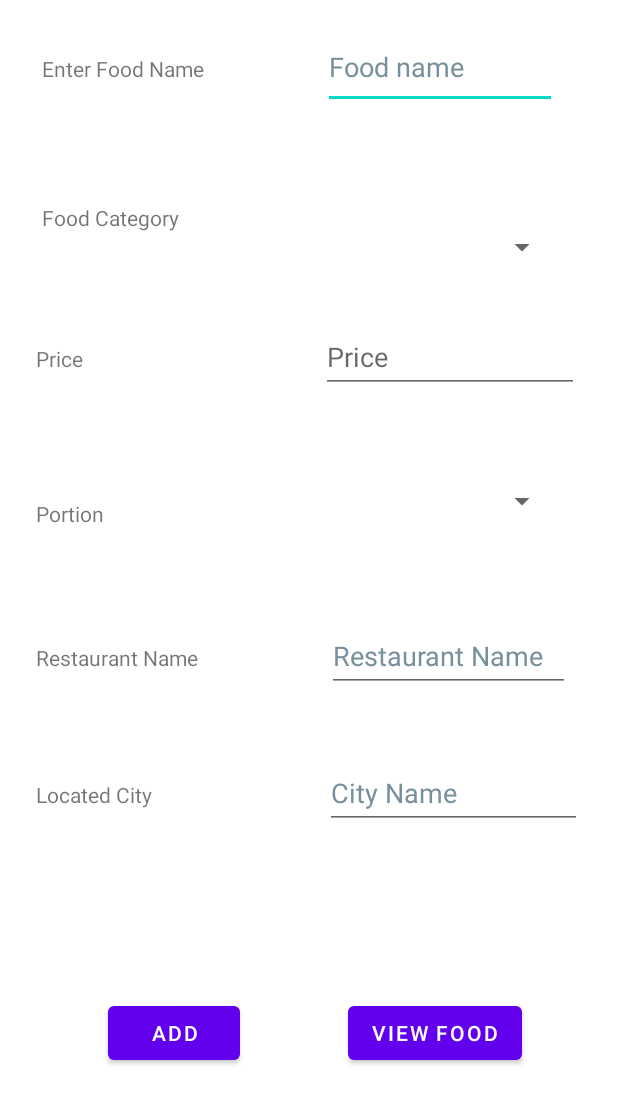
After one commit to it20649708/HappyTours, an Android app: the layout foodorder.xml on its own in the app's theme, with its tools: preview values and no code run, on a phone screen of 412 x 824 dp. The commit adds this screen. Shown: the top 1104 px of the screen. Run offline under Robolectric (Android 15) with nearby library versions, the light colour scheme and no system bars.

Commit message:
IT20301736

```diff
--- /dev/null
+++ b/app/src/main/res/layout/foodorder.xml
@@ -0,0 +1,166 @@
+<?xml version="1.0" encoding="utf-8"?>
+<androidx.constraintlayout.widget.ConstraintLayout xmlns:android="http://schemas.android.com/apk/res/android"
+    xmlns:app="http://schemas.android.com/apk/res-auto"
+    xmlns:tools="http://schemas.android.com/tools"
+    android:id="@+id/MainActivity"
+    android:layout_width="match_parent"
+    android:layout_height="match_parent"
+    tools:context=".foodAdd">
+
+    <TextView
+        android:id="@+id/txtFoodname"
+        android:layout_width="160dp"
+        android:layout_height="43dp"
+        android:layout_marginStart="28dp"
+        android:layout_marginTop="36dp"
+        android:text="@string/tvFoodname"
+        app:layout_constraintStart_toStartOf="parent"
+        app:layout_constraintTop_toTopOf="parent" />
+
+    <EditText
+        android:id="@+id/editTextTextFoodName"
+        android:layout_width="156dp"
+        android:layout_height="56dp"
+        android:layout_marginEnd="40dp"
+        android:ems="10"
+        android:hint="@string/htFoodname"
+        android:inputType="textPersonName"
+        android:textColorHint="#78909C"
+        app:layout_constraintBaseline_toBaselineOf="@+id/txtFoodname"
+        app:layout_constraintEnd_toEndOf="parent"
+        app:layout_constraintHorizontal_bias="0.97"
+        app:layout_constraintStart_toEndOf="@+id/txtFoodname"
+        android:autofillHints="" />
+
+    <TextView
+        android:id="@+id/txtFoodcategory"
+        android:layout_width="165dp"
+        android:layout_height="42dp"
+        android:layout_marginStart="28dp"
+        android:layout_marginTop="56dp"
+        android:text="@string/tvCategoy"
+        app:layout_constraintStart_toStartOf="parent"
+        app:layout_constraintTop_toBottomOf="@+id/txtFoodname" />
+
+    <Spinner
+        android:id="@+id/dropCategory"
+        android:layout_width="156dp"
+        android:layout_height="48dp"
+        android:layout_marginTop="68dp"
+        android:layout_marginEnd="40dp"
+        android:contentDescription="@string/ctDEsc"
+        app:layout_constraintEnd_toEndOf="parent"
+        app:layout_constraintHorizontal_bias="1.0"
+        app:layout_constraintStart_toEndOf="@+id/txtFoodcategory"
+        app:layout_constraintTop_toBottomOf="@+id/editTextTextFoodName"
+        tools:ignore="DuplicateSpeakableTextCheck" />
+
+    <TextView
+        android:id="@+id/txtPrice"
+        android:layout_width="158dp"
+        android:layout_height="51dp"
+        android:layout_marginStart="24dp"
+        android:layout_marginTop="52dp"
+        android:text="@string/tvPrice"
+        app:layout_constraintStart_toStartOf="parent"
+        app:layout_constraintTop_toBottomOf="@+id/txtFoodcategory" />
+
+    <TextView
+        android:id="@+id/txtportion"
+        android:layout_width="139dp"
+        android:layout_height="40dp"
+        android:layout_marginStart="24dp"
+        android:layout_marginTop="52dp"
+        android:text="@string/tvportion"
+        app:layout_constraintStart_toStartOf="parent"
+        app:layout_constraintTop_toBottomOf="@+id/txtPrice" />
+
+    <Spinner
+        android:id="@+id/dropPortion"
+        android:layout_width="151dp"
+        android:layout_height="48dp"
+        android:layout_marginTop="48dp"
+        android:layout_marginEnd="40dp"
+        android:contentDescription="@string/ctDEsc"
+        app:layout_constraintEnd_toEndOf="parent"
+        app:layout_constraintTop_toBottomOf="@+id/editTextTextFoodPrice" />
+
+    <TextView
+        android:id="@+id/txtShop"
+        android:layout_width="147dp"
+        android:layout_height="39dp"
+        android:layout_marginStart="24dp"
+        android:layout_marginTop="56dp"
+        android:text="@string/tvShop"
+        app:layout_constraintStart_toStartOf="parent"
+        app:layout_constraintTop_toBottomOf="@+id/txtportion" />
+
+    <EditText
+        android:id="@+id/editTextTextRestaurantName"
+        android:layout_width="162dp"
+        android:layout_height="48dp"
+        android:layout_marginEnd="32dp"
+        android:ems="10"
+        android:hint="@string/htShop"
+        android:inputType="textPersonName"
+        android:textColorHint="#78909C"
+        app:layout_constraintBaseline_toBaselineOf="@+id/txtShop"
+        app:layout_constraintEnd_toEndOf="parent"
+        tools:ignore="DuplicateSpeakableTextCheck"
+        android:autofillHints="" />
+
+    <TextView
+        android:id="@+id/txtCity"
+        android:layout_width="141dp"
+        android:layout_height="39dp"
+        android:layout_marginStart="24dp"
+        android:layout_marginTop="52dp"
+        android:text="@string/tvCity"
+        app:layout_constraintStart_toStartOf="parent"
+        app:layout_constraintTop_toBottomOf="@+id/txtShop" />
+
+    <EditText
+        android:id="@+id/editTextTextCity"
+        android:layout_width="171dp"
+        android:layout_height="48dp"
+        android:layout_marginEnd="24dp"
+        android:ems="10"
+        android:hint="@string/htCity"
+        android:inputType="textPersonName"
+        android:textColorHint="#78909C"
+        app:layout_constraintBaseline_toBaselineOf="@+id/txtCity"
+        app:layout_constraintEnd_toEndOf="parent"
+        android:autofillHints="" />
+
+    <Button
+        android:id="@+id/btnAdd"
+        android:layout_width="wrap_content"
+        android:layout_height="wrap_content"
+        android:text="@string/btnAdd"
+        app:layout_constraintBottom_toBottomOf="parent"
+        app:layout_constraintEnd_toStartOf="@+id/viewbtn"
+        app:layout_constraintStart_toStartOf="parent"
+        app:layout_constraintTop_toBottomOf="@+id/editTextTextCity" />
+
+    <Button
+        android:id="@+id/viewbtn"
+        android:layout_width="wrap_content"
+        android:layout_height="wrap_content"
+        android:layout_marginEnd="64dp"
+        android:text="@string/viewbtn"
+        app:layout_constraintBottom_toBottomOf="parent"
+        app:layout_constraintEnd_toEndOf="parent"
+        app:layout_constraintTop_toBottomOf="@+id/editTextTextCity" />
+
+    <EditText
+        android:id="@+id/editTextTextFoodPrice"
+        android:layout_width="172dp"
+        android:layout_height="48dp"
+        android:layout_marginStart="32dp"
+        android:ems="10"
+        android:hint="@string/htPrice"
+        android:inputType="number"
+        app:layout_constraintBaseline_toBaselineOf="@+id/txtPrice"
+        app:layout_constraintStart_toEndOf="@+id/txtPrice" />
+
+</androidx.constraintlayout.widget.ConstraintLayout>
--- a/app/src/main/res/values/strings.xml
+++ b/app/src/main/res/values/strings.xml
@@ -25,4 +25,23 @@
     <string name="textview">st_text1</string>
     <string name="openSecond">openSecond</string>
     <string name="make_reservation">Make Reservation</string>
+    <string name="tvFoodname">Enter Food Name</string>
+    <string name="htFoodname">Food name</string>
+    <string name="tvCategoy">Food Category</string>
+    <string name="tvPrice">Price</string>
+    <string name="htPrice">Price</string>
+    <string name="tvportion">Portion</string>
+    <string name="ctDEsc">NULL</string>
+    <string name="tvShop">Restaurant Name</string>
+    <string name="htShop">Restaurant Name</string>
+    <string name="tvCity">Located City</string>
+    <string name="htCity">City Name</string>
+    <string name="btnAdd">ADD</string>
+    <string name="viewbtn">View Food</string>
+    <string name="tvname">Name</string>
+    <string name="foodname">Food Name :</string>
+    <string name="rupee">Rs.</string>
+    <string name="portionname">"Portion : "</string>
+    <string name="btn_order">Order Now</string>
+    <string name="Txt1">Find The Best Food Around You</string>
 </resources>
```
Also changed, not shown: app/src/main/AndroidManifest.xml (+10 -0 lines), app/src/main/java/com/example/happytours/Food.java (added, +55 -0 lines), app/src/main/java/com/example/happytours/FoodList.java (added, +56 -0 lines), app/src/main/java/com/example/happytours/ListAdapter.java (added, +45 -0 lines), app/src/main/java/com/example/happytours/foodAdd.java (added, +118 -0 lines), app/src/main/java/com/example/happytours/foodordermain.java (added, +26 -0 lines), app/src/main/res/layout/activity_food_list.xml (added, +17 -0 lines), app/src/main/res/layout/activity_foodordermain.xml (added, +61 -0 lines), app/src/main/res/layout/list_item.xml (added, +100 -0 lines), app/src/main/res/drawable/appnewlogo.png (added), app/src/main/res/drawable/food_back_2.jpg (added), app/src/main/res/drawable/img1.jpg (added).
